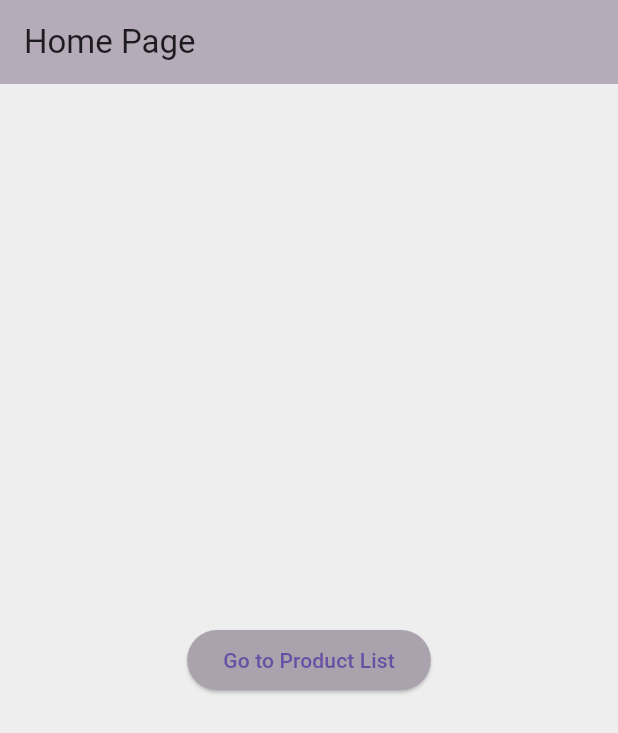
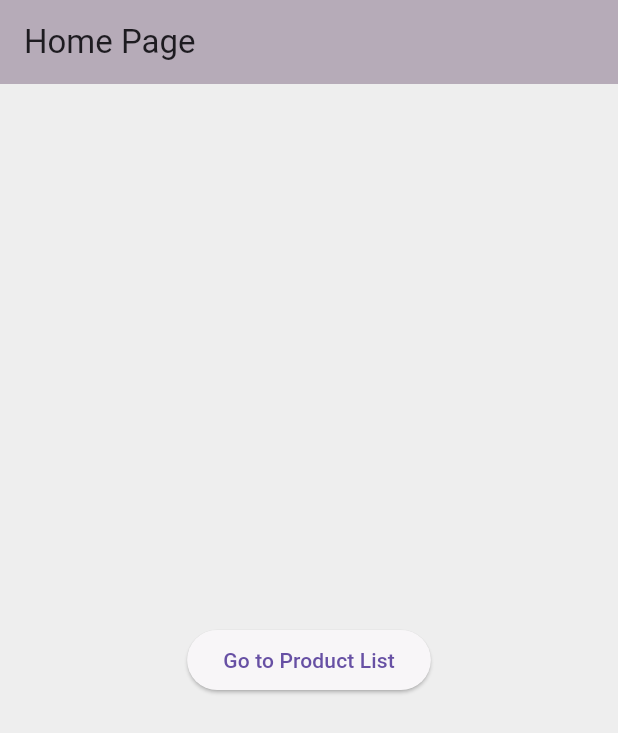
Before and after one commit to Beritha-n12/flutter-app, a Flutter app: the screen it shows after launch, on a phone screen of 412 x 824 dp. Shown: the top 733 px of the screen. Run offline on Flutter 3.47's test engine with Material 3 defaults, Android fonts, the phone set to English and light mode, and no system bars.

Commit message:
Navigation and Routing

```diff
--- a/nav_rout/lib/Page/homepage.dart
+++ b/nav_rout/lib/Page/homepage.dart
@@ -17,7 +17,7 @@ class HomePage extends StatelessWidget {
             Navigator.pushNamed(context, '/products');
           },
           style: ElevatedButton.styleFrom(
-            backgroundColor: const Color.fromARGB(255, 170, 162, 172),
+            backgroundColor: const Color.fromRGBO(248, 246, 248, 1),
           ),
           child: const Text('Go to Product List'),
         ),
--- a/nav_rout/lib/Page/productpage.dart
+++ b/nav_rout/lib/Page/productpage.dart
@@ -3,7 +3,7 @@ import 'package:nav_rout/Page/productdetails.dart';
 
 class ProductPage extends StatelessWidget {
   final List<Map<String, String>> products = [
-    {'name': 'Earrings', 'image': 'assets/Earrings.jpg'},
+    {'name': 'Earring', 'image': 'assets/Earrings.jpg'},
     {'name': 'Neckles Red', 'image': 'assets/Neckles.jpg'},
     {'name': 'Neckless Grey', 'image': 'assets/Neckles grey.jpg'}
   ];
```
